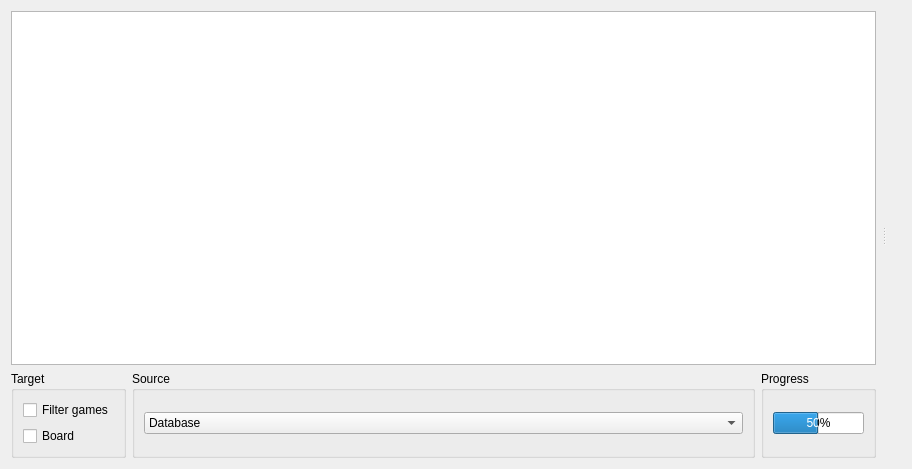
Old version of the form src/gui/openingtreewidget.ui in the repository madnight/chessx.
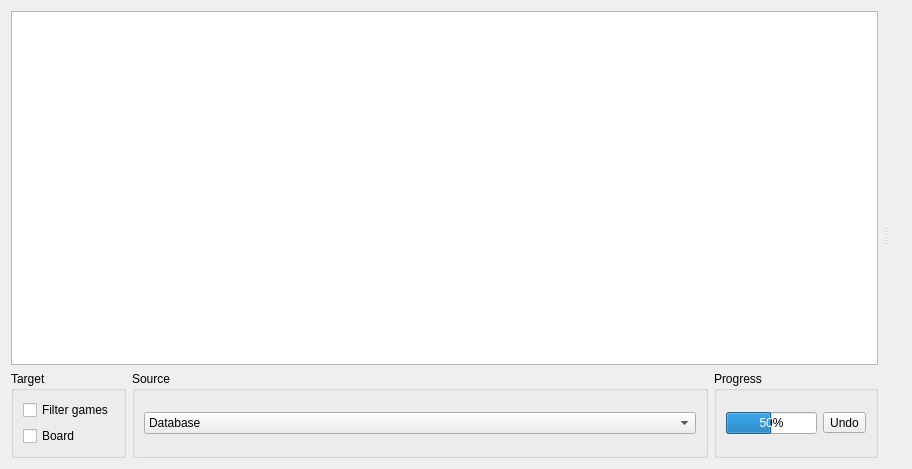
New version of the form. Icons and pictures are not drawn. Custom widgets are drawn as their Qt base class.

Commit message: New feature: Undo last move in Opening Tree

Patch:
```diff
--- a/src/gui/openingtreewidget.ui
+++ b/src/gui/openingtreewidget.ui
@@ -109,6 +109,17 @@
               </property>
              </widget>
             </item>
+            <item>
+             <widget class="QToolButton" name="btUndo">
+              <property name="text">
+               <string>Undo</string>
+              </property>
+              <property name="icon">
+               <iconset resource="../../resources.qrc">
+                <normaloff>:/images/undo.png</normaloff>:/images/undo.png</iconset>
+              </property>
+             </widget>
+            </item>
            </layout>
           </widget>
          </item>
```
Left out of the diff: 4 changed lines with no effect on the pictures. The commit also changes 12 other files.
